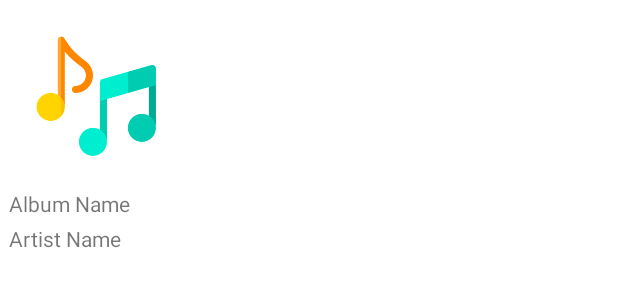
After one commit to shirajsayed13/MusicBrowserApp, an Android app: the layout item_music.xml on its own in the app's theme, with its tools: preview values and no code run, on a phone screen of 412 x 824 dp. The commit adds this screen. Shown: the top 300 px of the screen. Run offline under Robolectric (Android 15) with nearby library versions, the phone set to English and light mode, and no system bars.

Commit message:
Add layout items for music listing

```diff
--- /dev/null
+++ b/app/src/main/res/layout/item_music.xml
@@ -0,0 +1,35 @@
+<?xml version="1.0" encoding="utf-8"?>
+<androidx.constraintlayout.widget.ConstraintLayout xmlns:android="http://schemas.android.com/apk/res/android"
+    xmlns:app="http://schemas.android.com/apk/res-auto"
+    xmlns:tools="http://schemas.android.com/tools"
+    android:layout_width="wrap_content"
+    android:layout_height="wrap_content"
+    android:padding="4dp">
+
+    <com.google.android.material.imageview.ShapeableImageView
+        android:id="@+id/iv_genre"
+        android:layout_width="120dp"
+        android:layout_height="120dp"
+        android:src="@drawable/ic_music_player"
+        app:layout_constraintStart_toStartOf="parent"
+        app:layout_constraintTop_toTopOf="parent" />
+
+    <TextView
+        android:id="@+id/tv_album_name"
+        android:layout_width="wrap_content"
+        android:layout_height="wrap_content"
+        android:padding="2dp"
+        app:layout_constraintStart_toStartOf="parent"
+        app:layout_constraintTop_toBottomOf="@id/iv_genre"
+        tools:text="Album Name" />
+
+    <TextView
+        android:id="@+id/tv_artist_name"
+        android:layout_width="wrap_content"
+        android:layout_height="wrap_content"
+        android:padding="2dp"
+        app:layout_constraintStart_toStartOf="parent"
+        app:layout_constraintTop_toBottomOf="@id/tv_album_name"
+        tools:text="Artist Name" />
+
+</androidx.constraintlayout.widget.ConstraintLayout>
```
Also changed, not shown: app/src/main/res/layout/fragment_listing.xml (+9 -3 lines), app/src/main/res/layout/item_genre.xml (added, +32 -0 lines), app/src/main/res/drawable-v24/ic_music_player.png (added).
